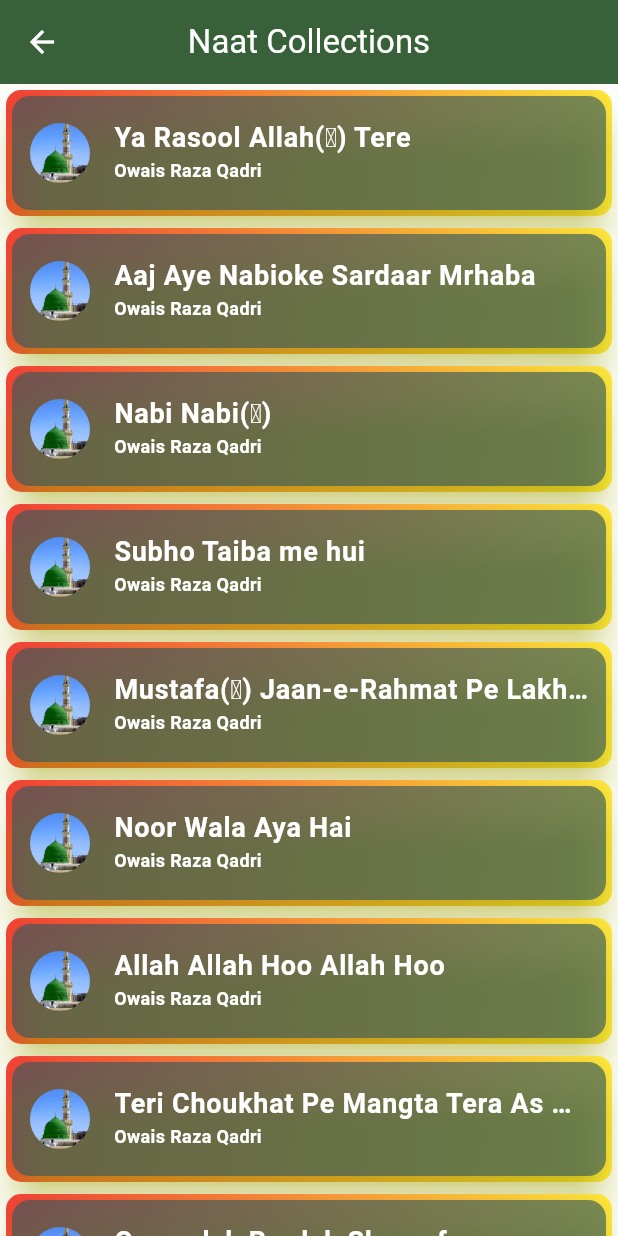
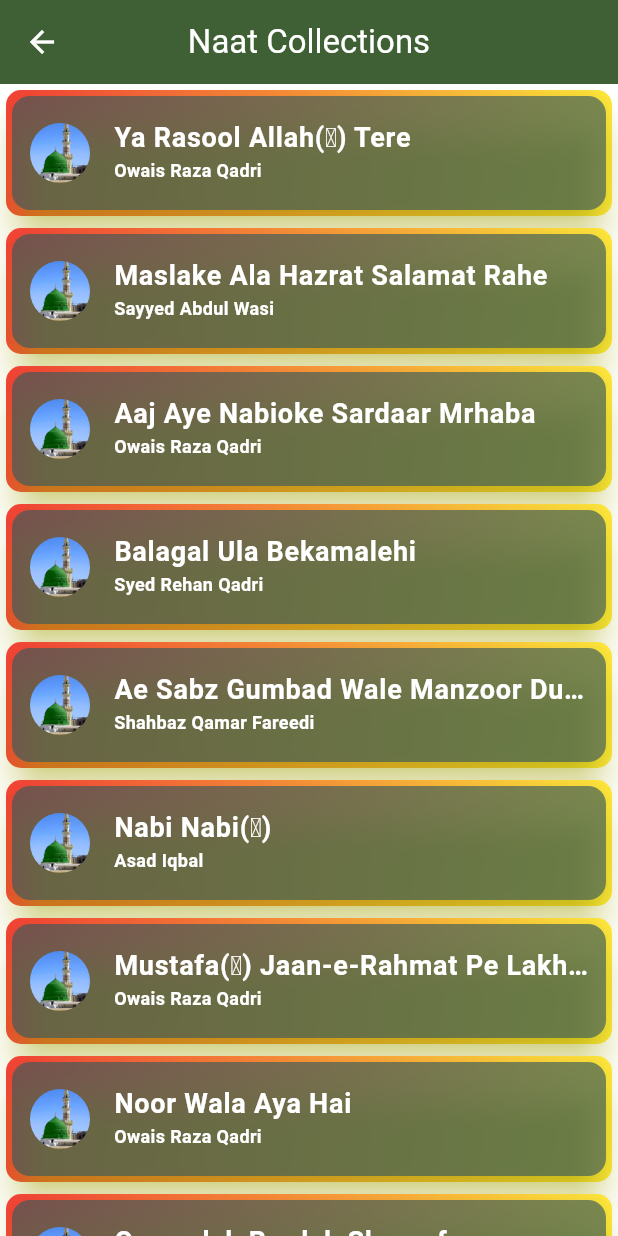
Before and after one commit to shossain786/voice_recorder, a Flutter app: the NaatCollections screen opened by its route, on a phone screen of 412 x 824 dp. Run offline on Flutter 3.47's test engine with Material 3 defaults, Android fonts, the phone set to English and light mode, and no system bars; our stand-ins replace audioplayers, file, permission_handler; missing offline and left inert: another_audio_recorder.

Commit message:
code updated

```diff
--- a/lib/main.dart
+++ b/lib/main.dart
@@ -1,11 +1,14 @@
 import 'package:flutter/material.dart';
 import 'package:voice_recorder/home_screen.dart';
+import 'package:voice_recorder/screens/bayans.dart';
 import 'package:voice_recorder/screens/my_favorites.dart';
 import 'package:voice_recorder/screens/recordings_screen.dart';
+import 'package:voice_recorder/screens/youtube_naat.dart';
 
 import 'screens/naat_collections.dart';
 
-var kColorScheme = ColorScheme.fromSeed(seedColor: Colors.green);
+var kColorScheme =
+    ColorScheme.fromSeed(seedColor: const Color.fromARGB(255, 64, 245, 23));
 void main() {
   runApp(const MyApp());
 }
@@ -26,7 +29,7 @@ class MyApp extends StatelessWidget {
           foregroundColor: kColorScheme.onSecondary,
           centerTitle: true,
         ),
-        scaffoldBackgroundColor: kColorScheme.background.withOpacity(0.4),
+        scaffoldBackgroundColor: kColorScheme.onSecondary,
         elevatedButtonTheme: ElevatedButtonThemeData(
           style: ButtonStyle(
             backgroundColor: MaterialStateProperty.resolveWith<Color?>(
@@ -66,6 +69,8 @@ class MyApp extends StatelessWidget {
         '/recordings': (context) => const RecordingsScreen(),
         '/favPage': (context) => const MyFavoritesScreen(),
         '/naatPage': (context) => NaatCollections(),
+        '/bayan': (context) => const BayansScreen(),
+        '/youtube': (context) => const YouTubeNaat(),
       },
     );
   }
--- a/lib/screens/naat_collections.dart
+++ b/lib/screens/naat_collections.dart
@@ -15,21 +15,33 @@ class NaatCollections extends StatelessWidget {
           'https://humariweb.com/naats/ARQ/Ya-Rasool-Allah-(S.A.W)-Tere-(Hamariweb.com).mp3',
     ),
     NaatModule(
+      name: 'Maslake Ala Hazrat Salamat Rahe',
+      naatKhawan: 'Sayyed Abdul Wasi',
+      url:
+          'https://www.thesunniway.com/jdownloads/Naat/Sayyid%20Abdul%20Wasi%20Barkati/Maslak%20e%20Ala%20Hazrat%20Salamat%20Rahe.mp3',
+    ),
+    NaatModule(
       name: 'Aaj Aye Nabioke Sardaar Mrhaba',
       naatKhawan: 'Owais Raza Qadri',
       url: 'https://owaisqadri.com/naats/aaj_aaye_nabiyon_ke_sardar.mp3',
     ),
     NaatModule(
+      name: 'Balagal Ula Bekamalehi',
+      naatKhawan: 'Syed Rehan Qadri',
+      url:
+          'https://www.alahazrat.info/naats/rqadri/mp3/balagalula_bekamalehi.mp3',
+    ),
+    NaatModule(
+      name: 'Ae Sabz Gumbad Wale Manzoor Dua Karna',
+      naatKhawan: 'Shahbaz Qamar Fareedi',
+      url:
+          'https://humariweb.com/naats/sqf/Ae_Sabz_Gumbad_Wale_Manzoor_Dua_Karna-(HamariWeb.com).mp3',
+    ),
+    NaatModule(
       name: 'Nabi Nabi(ﷺ)',
-      naatKhawan: 'Owais Raza Qadri',
+      naatKhawan: 'Asad Iqbal',
       url:
           'https://www.thesunniway.com/jdownloads/Naat/Asad%20Iqbal/01_nabi_nabi.mp3',
-    ),
-    NaatModule(
-      name: 'Subho Taiba me hui',
-      naatKhawan: 'Owais Raza Qadri',
-      url:
-          'https://owaisqadri.com/mehfils/21-10-17/Subha%20Taiba%20Mein%20Hui.mp3',
     ),
     NaatModule(
       name: 'Mustafa(ﷺ) Jaan-e-Rahmat Pe Lakhoon Salam',
@@ -41,16 +53,6 @@ class NaatCollections extends StatelessWidget {
       name: 'Noor Wala Aya Hai',
       naatKhawan: 'Owais Raza Qadri',
       url: 'https://owaisqadri.com/naats/Noor%20Wala%20Aaya%20Hai%202013.mp3',
-    ),
-    NaatModule(
-      name: 'Allah Allah Hoo Allah Hoo',
-      naatKhawan: 'Owais Raza Qadri',
-      url: 'https://owaisqadri.com/naats/Allah%20Allah%20Hoo%20Allah%20Hoo.mp3',
-    ),
-    NaatModule(
-      name: 'Teri Choukhat Pe Mangta Tera As Gaya',
-      naatKhawan: 'Owais Raza Qadri',
-      url: 'https://owaisqadri.com/naats/Teri-Chokhat-Pe-Mangta.mp3',
     ),
     NaatModule(
       name: 'Qaseedah Burdah Shareef',
```
Also changed, not shown: lib/screens/bayans.dart (added, +14 -0 lines), lib/screens/youtube_naat.dart (added, +59 -0 lines), lib/widgets/buttom_nv_bar.dart (+12 -4 lines).
